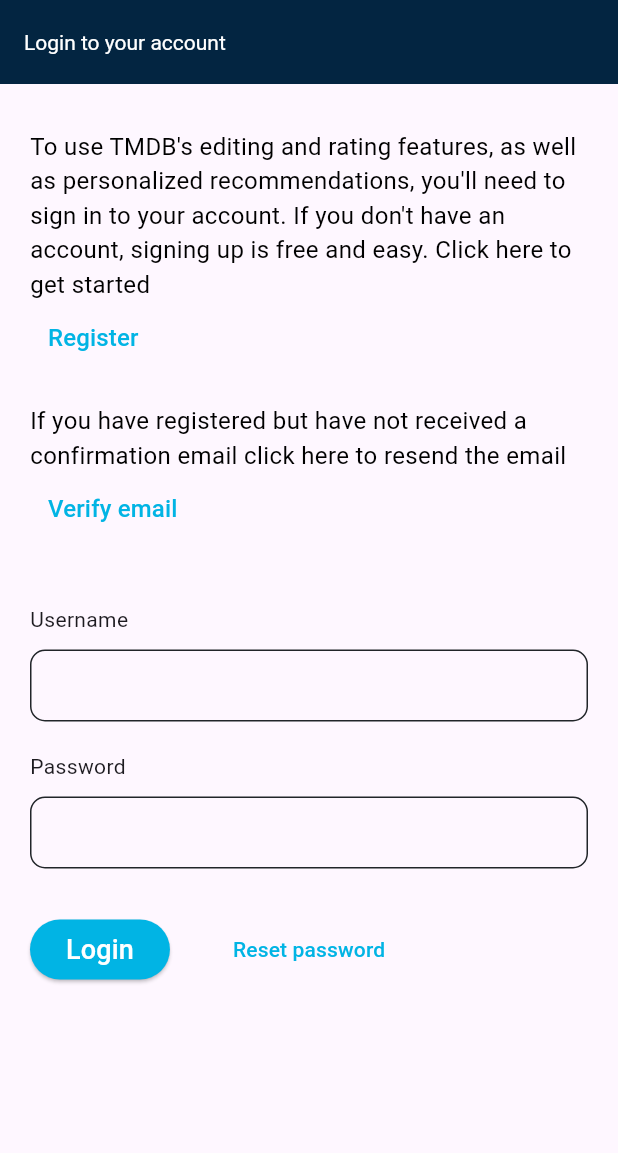
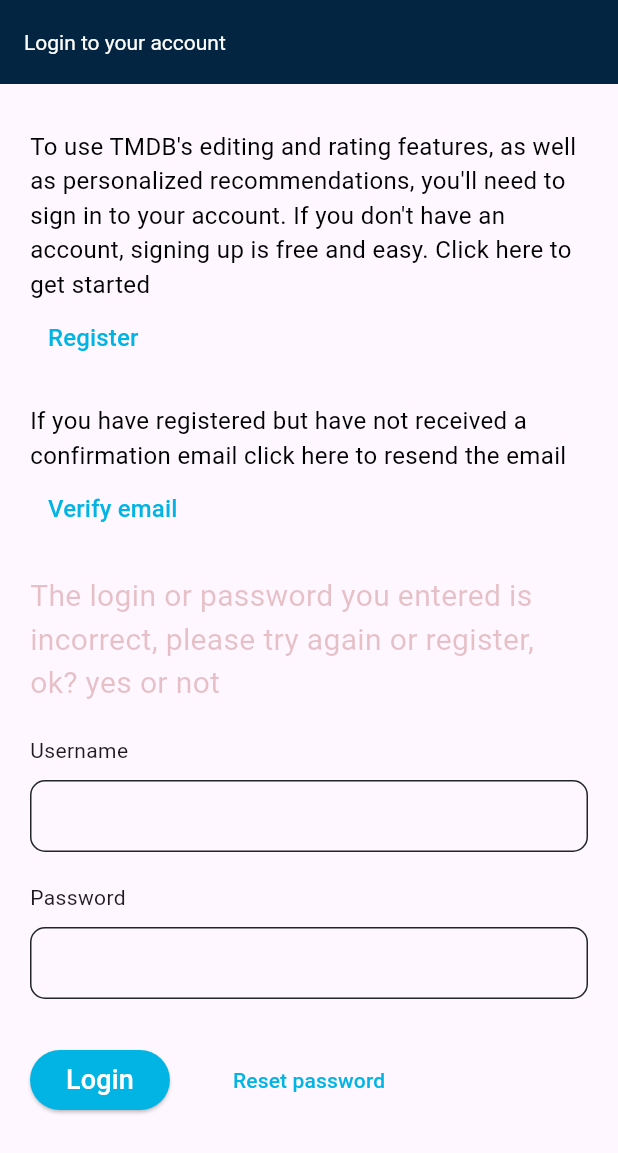
Before and after one commit to Altynbek2021/themoviedb, a Flutter app: the screen it shows after launch, after a tap on "Login", on a phone screen of 412 x 824 dp. Shown: the top 1153 px of the screen. Run offline on Flutter 3.47's test engine with Material 3 defaults, Android fonts, the phone set to English and light mode, and no system bars.

Commit message:
Added verification

```diff
--- a/lib/widgets/auth/form_widget.dart
+++ b/lib/widgets/auth/form_widget.dart
@@ -1,6 +1,6 @@
 import 'package:flutter/material.dart';
 import 'package:themoviedb/widgets/auth/password_form.dart';
-import 'user_name.dart';
+import 'package:themoviedb/widgets/auth/user_name.dart';
 
 class FormWidget extends StatefulWidget {
   const FormWidget({super.key});
@@ -10,24 +10,53 @@ class FormWidget extends StatefulWidget {
 }
 
 class _FormWidgetState extends State<FormWidget> {
+  TextEditingController pscController = TextEditingController();
+  TextEditingController userController = TextEditingController();
+  String warning = '';
+
   @override
   Widget build(BuildContext context) {
+    print("Warning: $warning");
     return Column(
       children: [
+        Text(
+          warning,
+          style: TextStyle(
+              color: const Color.fromARGB(66, 163, 36, 36), fontSize: 20),
+        ),
         SizedBox(height: 20),
-        UserNameForm(),
+        UserNameForm(
+          userController: userController,
+        ),
         SizedBox(height: 20),
-        PasswordForm(),
+        PasswordForm(
+          pscController: pscController,
+        ),
         SizedBox(
           height: 30,
         ),
         Row(
           children: [
             ElevatedButton(
-              onPressed: () {},
+              onPressed: () {
+                if (pscController.text == "Elton" &&
+                    userController.text == "Baha") {
+                  setState(() {
+                    warning = "You are logged in successfully";
+                  });
+                } else {
+                  setState(() {
+                    warning =
+                        'The login or password you entered is incorrect, please try again or register, ok? yes or not';
+                  });
+                }
+                print(warning);
+              },
               style: ButtonStyle(
                   backgroundColor:
-                      MaterialStatePropertyAll<Color>(Color(0xff01B4E4))),
+                      WidgetStatePropertyAll<Color>(Color(0xff01B4E4))),
+
+              /// Widget State Property All changed
               child: Text(
                 "Login",
                 style: TextStyle(fontSize: 18, color: Colors.white),
--- a/lib/widgets/auth/password_form.dart
+++ b/lib/widgets/auth/password_form.dart
@@ -1,14 +1,14 @@
 import 'package:flutter/material.dart';
 
 class PasswordForm extends StatelessWidget {
+  final TextEditingController pscController;
   const PasswordForm({
     super.key,
+    required this.pscController,
   });
 
   @override
   Widget build(BuildContext context) {
-    TextEditingController pscController = TextEditingController();
-
     return Column(
       children: [
         Align(
@@ -21,9 +21,6 @@ class PasswordForm extends StatelessWidget {
           height: 10,
         ),
         TextField(
-          onChanged: (str) {
-            print(str);
-          },
           controller: pscController,
           obscureText: true,
           decoration: InputDecoration(
--- a/lib/widgets/auth/user_name.dart
+++ b/lib/widgets/auth/user_name.dart
@@ -1,20 +1,13 @@
 import 'package:flutter/material.dart';
 
-class UserNameForm extends StatefulWidget {
-  const UserNameForm({super.key});
+class UserNameForm extends StatelessWidget {
+  final TextEditingController userController;
+  const UserNameForm({super.key, required this.userController});
 
-  @override
-  State<UserNameForm> createState() => UserNameFormState();
-}
-
-class UserNameFormState extends State<UserNameForm> {
-  @override
   Widget build(BuildContext context) {
-    TextEditingController userController = TextEditingController();
-
     return Column(
       children: [
-        Align(
+        const Align(
           alignment: Alignment.centerLeft,
           child: Text("Username"),
         ),
@@ -22,22 +15,19 @@ class UserNameFormState extends State<UserNameForm> {
           height: 10,
         ),
         TextField(
-          onChanged: (e) {
-            print(e);
-          },
           controller: userController,
-          decoration: InputDecoration(
+          decoration: const InputDecoration(
             contentPadding: EdgeInsets.symmetric(horizontal: 10, vertical: 0),
-            focusedBorder: const OutlineInputBorder(
+            focusedBorder: OutlineInputBorder(
                 borderRadius: BorderRadius.all(Radius.circular(10)),
                 borderSide: BorderSide(width: 2, color: Color(0xff01B4E4))),
-            enabledBorder: const OutlineInputBorder(
+            enabledBorder: OutlineInputBorder(
                 borderRadius: BorderRadius.all(Radius.circular(10)),
                 borderSide: BorderSide(width: 1, color: Color(0xff212529))),
-            border: const OutlineInputBorder(
+            border: OutlineInputBorder(
                 borderRadius: BorderRadius.all(Radius.circular(10)),
                 borderSide: BorderSide(width: 1, color: Color(0xff212529))),
-            disabledBorder: const OutlineInputBorder(
+            disabledBorder: OutlineInputBorder(
                 borderRadius: BorderRadius.all(Radius.circular(10)),
                 borderSide: BorderSide(width: 1, color: Color(0xff212529))),
           ),
```
